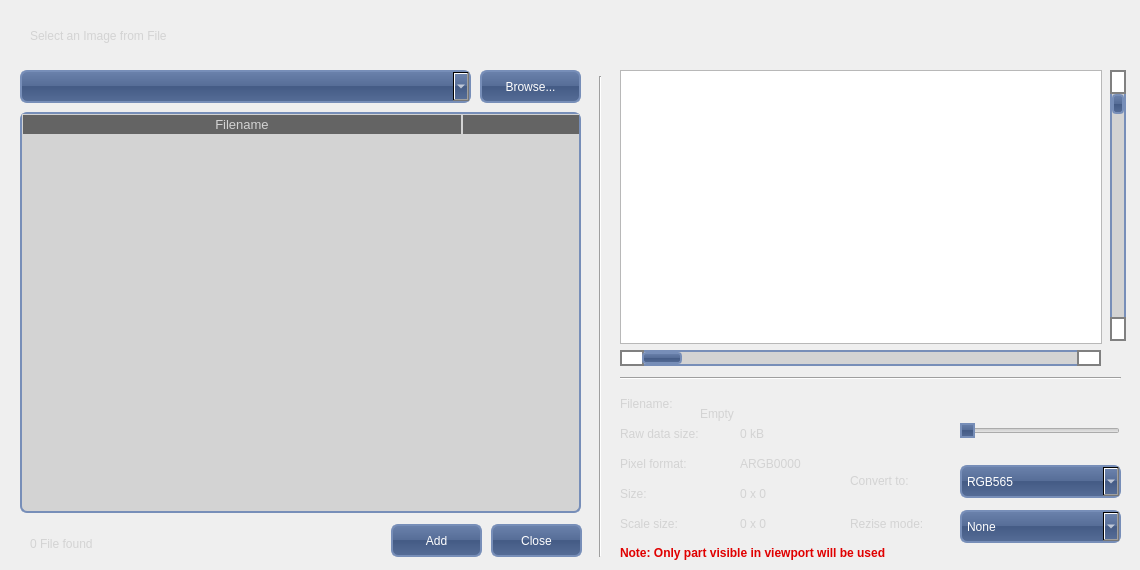
Qt form AddingImage.ui (aroyer-qc/GUI_Builder) before a commit.
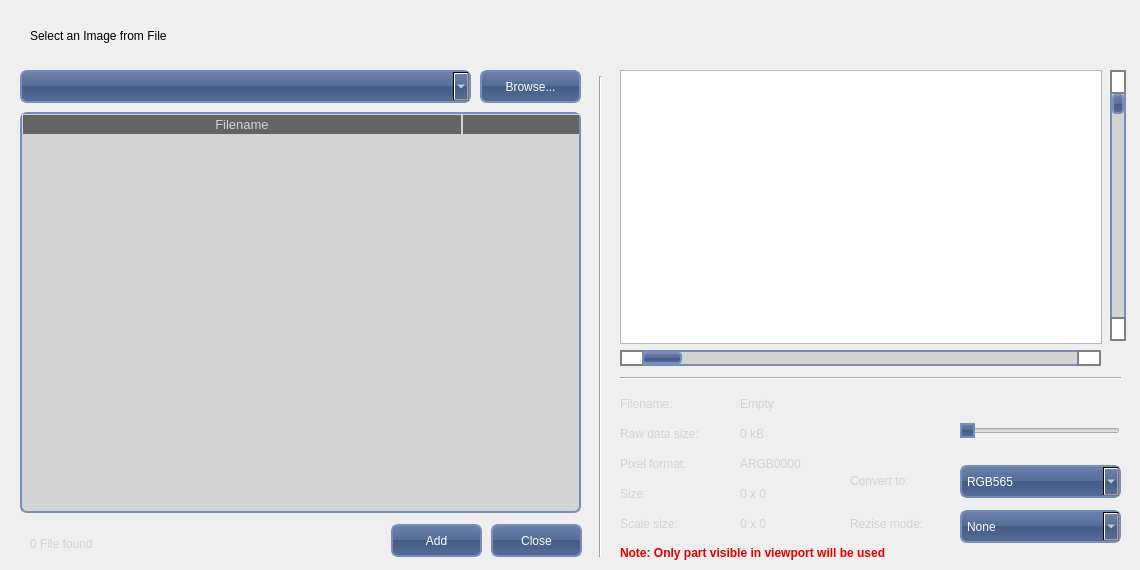
The same form after that commit. Icons and pictures are not drawn.

Diff of the .ui file:
```diff
--- a/AddingImage.ui
+++ b/AddingImage.ui
@@ -348,7 +348,8 @@
     </font>
    </property>
    <property name="styleSheet">
-    <string notr="true">font: 22pt &quot;Ubuntu&quot;;</string>
+    <string notr="true">font: 22pt &quot;Ubuntu&quot;;
+color: black;</string>
    </property>
    <property name="text">
     <string>Select an Image from File</string>
@@ -572,9 +573,9 @@
   <widget class="QLabel" name="LabelFilename">
    <property name="geometry">
     <rect>
-     <x>700</x>
-     <y>400</y>
-     <width>431</width>
+     <x>740</x>
+     <y>390</y>
+     <width>381</width>
      <height>27</height>
     </rect>
    </property>
```
